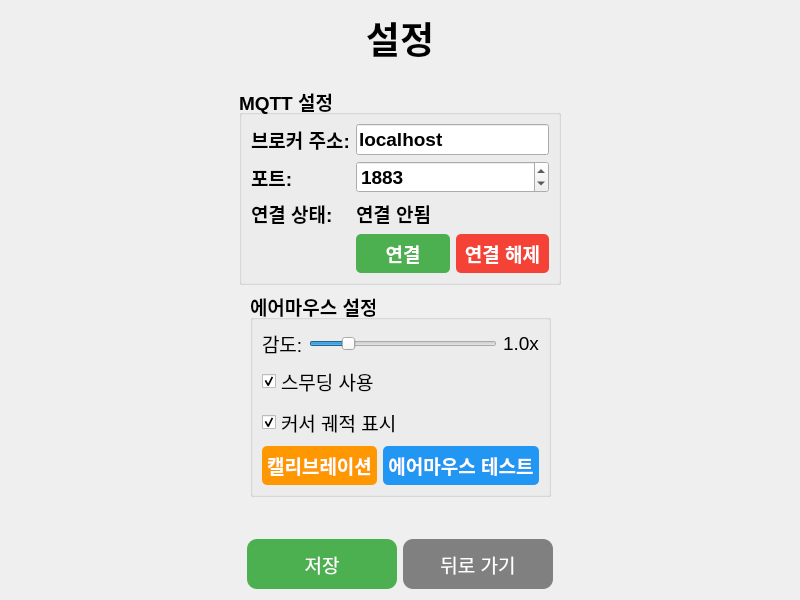
uniljetstream/New_Workout_Plan, file Qt_app/settings.ui: the form before one commit.
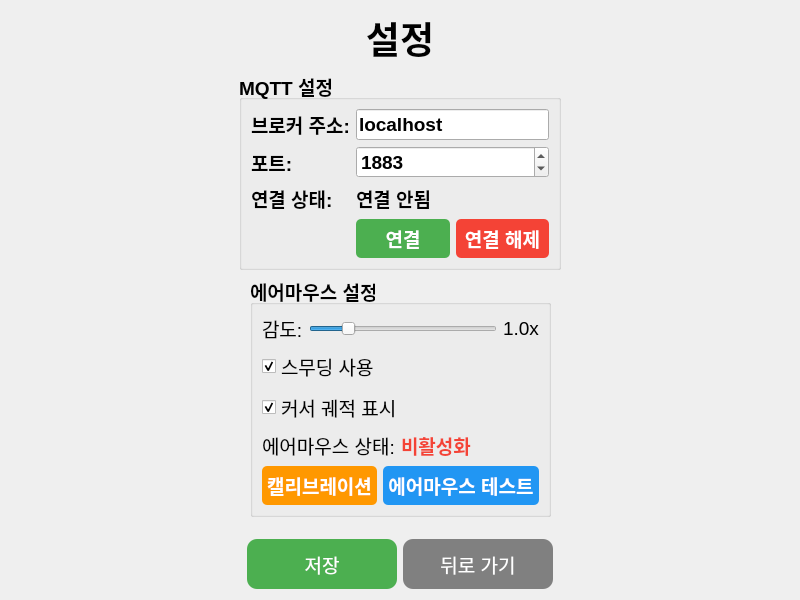
The form after the commit.

Commit message: qt 에어마우스 성공

Diff of the .ui file:
```diff
--- a/Qt_app/settings.ui
+++ b/Qt_app/settings.ui
@@ -268,6 +268,46 @@
           </property>
          </widget>
         </item>
+        <item>
+         <layout class="QHBoxLayout" name="horizontalLayout_airmouseStatus">
+          <item>
+           <widget class="QLabel" name="airmouseStatusLabel">
+            <property name="text">
+             <string>에어마우스 상태:</string>
+            </property>
+            <property name="font">
+             <font>
+              <weight>50</weight>
+              <bold>false</bold>
+             </font>
+            </property>
+           </widget>
+          </item>
+          <item>
+           <widget class="QLabel" name="airmouseStatusValueLabel">
+            <property name="text">
+             <string>비활성화</string>
+            </property>
+            <property name="styleSheet">
+             <string notr="true">color: #f44336; font-weight: bold;</string>
+            </property>
+           </widget>
+          </item>
+          <item>
+           <spacer name="horizontalSpacer_airmouseStatus">
+            <property name="orientation">
+             <enum>Qt::Horizontal</enum>
+            </property>
+            <property name="sizeHint" stdset="0">
+             <size>
+              <width>40</width>
+              <height>20</height>
+             </size>
+            </property>
+           </spacer>
+          </item>
+         </layout>
+        </item>
         <item>
          <layout class="QHBoxLayout" name="horizontalLayout_calibrate">
           <item>
```
The commit also changes 16 other files.
